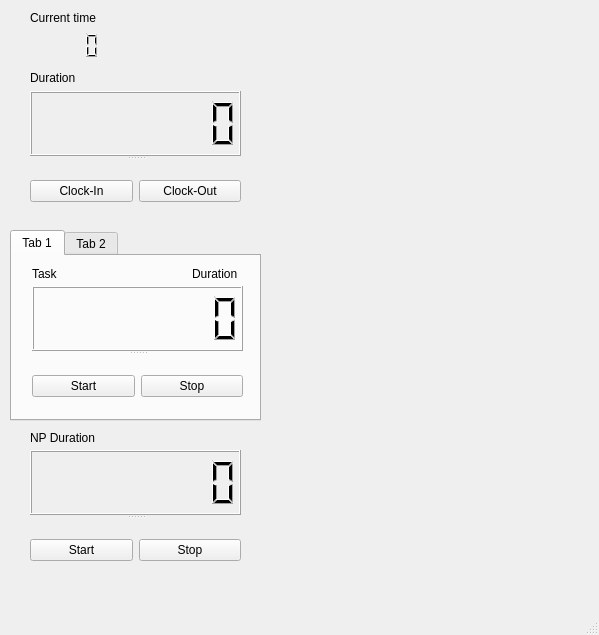
First picture: the form in timeTraceUI.ui, repository gartnerd/timeTraceB1, before the edit.
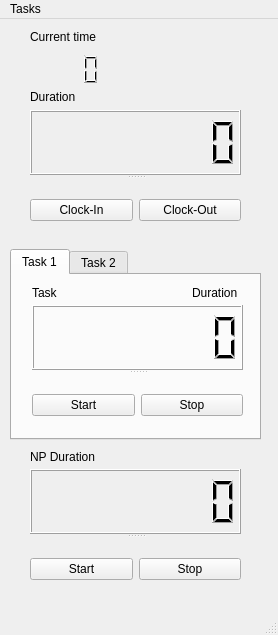
Second picture: the form after the edit.

Commit message: added exit and task selection to menu bar

Patch:
```diff
--- a/timeTraceUI.ui
+++ b/timeTraceUI.ui
@@ -6,7 +6,7 @@
    <rect>
     <x>0</x>
     <y>0</y>
-    <width>599</width>
+    <width>278</width>
     <height>635</height>
    </rect>
   </property>
@@ -82,10 +82,10 @@
    <widget class="QLCDNumber" name="lcdNumber_4">
     <property name="geometry">
      <rect>
-      <x>30</x>
+      <x>20</x>
       <y>30</y>
-      <width>71</width>
-      <height>31</height>
+      <width>81</width>
+      <height>41</height>
      </rect>
     </property>
     <property name="font">
@@ -151,7 +151,7 @@
     </property>
     <widget class="QWidget" name="tab">
      <attribute name="title">
-      <string>Tab 1</string>
+      <string>Task 1</string>
      </attribute>
      <widget class="QSplitter" name="splitter_2">
       <property name="geometry">
@@ -225,7 +225,7 @@
     </widget>
     <widget class="QWidget" name="tab_2">
      <attribute name="title">
-      <string>Tab 2</string>
+      <string>Task 2</string>
      </attribute>
     </widget>
    </widget>
@@ -248,10 +248,18 @@
     <rect>
      <x>0</x>
      <y>0</y>
-     <width>599</width>
+     <width>278</width>
      <height>26</height>
     </rect>
    </property>
+   <widget class="QMenu" name="menuTasks">
+    <property name="title">
+     <string>Tasks</string>
+    </property>
+    <addaction name="actionSelect_Task"/>
+    <addaction name="actionExit"/>
+   </widget>
+   <addaction name="menuTasks"/>
   </widget>
   <widget class="QStatusBar" name="statusbar"/>
  </widget>
```
Left out of the diff: 36 changed lines with no effect on the pictures.
